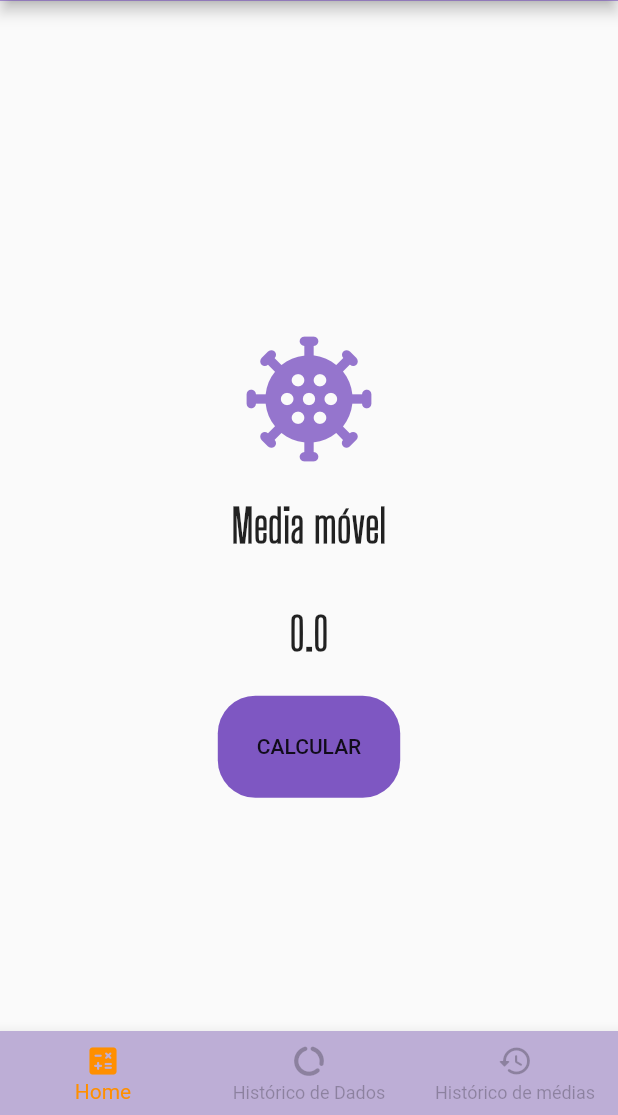
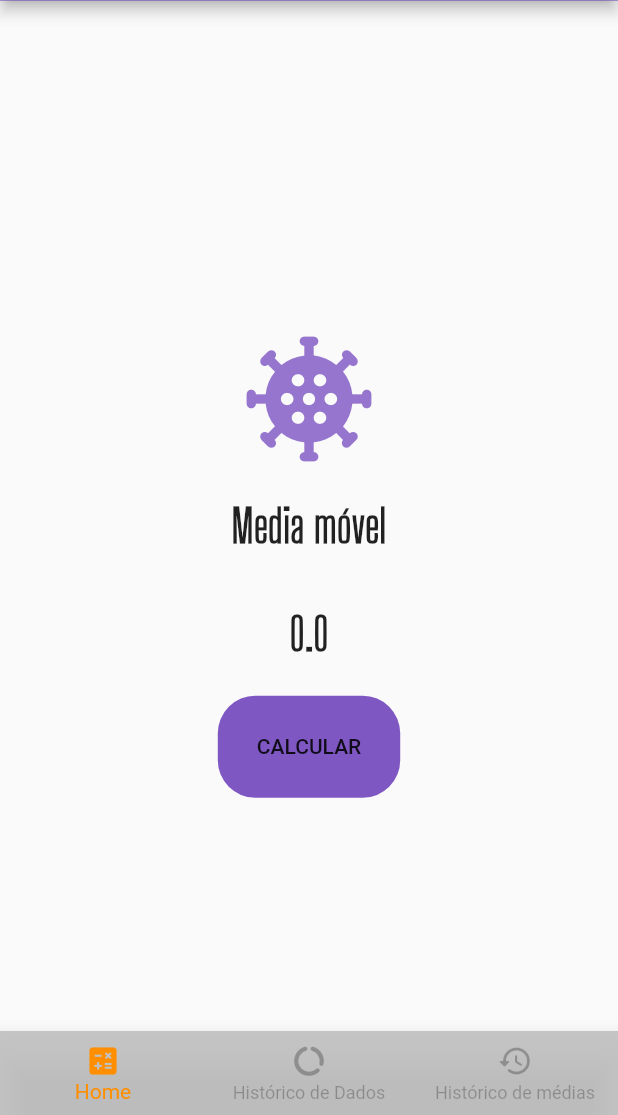
Before and after one commit to JoaoRafa19/app-mobilus-desafio, a Flutter app: the screen it shows after launch, on a phone screen of 412 x 824 dp, the part 121-1236 px from its top. Run offline on Flutter 3.47's test engine with Material 2 defaults, Android fonts, the phone set to English and light mode, and no system bars.

Commit message:
bottomtab color

```diff
--- a/lib/common/bottom_navigation_bar.dart
+++ b/lib/common/bottom_navigation_bar.dart
@@ -41,7 +41,7 @@ class _CustomBottomNavigationState extends State<CustomBottomNavigation> {
           child: _widgetOptions.elementAt(_selectedIndex),
         ),
         bottomNavigationBar: BottomNavigationBar(
-          backgroundColor: Color(0xFFBDAED6),
+          backgroundColor: Color(0xDCBDBDBD),
           unselectedItemColor: Colors.black26,
           items: const <BottomNavigationBarItem>[
             BottomNavigationBarItem(
```
